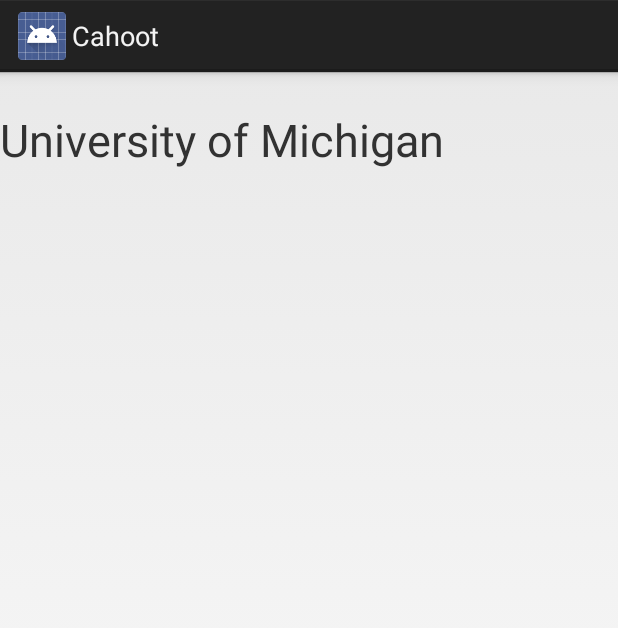
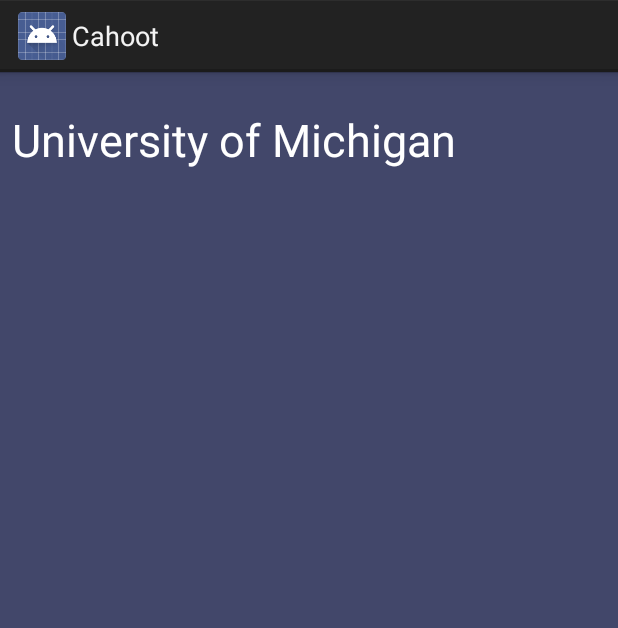
Before and after one commit to lrehmann/cahoot, an Android app: the layout activity_classlist.xml on its own in the app's theme, with its tools: preview values and no code run, on a phone screen of 412 x 824 dp. Shown: the top 628 px of the screen. Run offline under Robolectric (Android 15) with nearby library versions, the phone set to English and light mode, and no system bars.

Commit message:
failed attempt to change text color of list view

```diff
--- a/Cahoot-App/app/src/main/res/layout/activity_classlist.xml
+++ b/Cahoot-App/app/src/main/res/layout/activity_classlist.xml
@@ -5,7 +5,8 @@
     android:layout_height="match_parent"
     tools:context="com.example.lukerehmann.cahoot.classlist"
     tools:ignore="MergeRootFrame"
-    android:orientation="vertical">
+    android:orientation="vertical"
+    style="@style/defaultStyle">
 
 
     <TextView
@@ -23,12 +24,16 @@
         android:layout_width="wrap_content"
         android:textSize="30sp"
         android:onClick="SelectClass"
-        android:layout_height="150px" />
+        android:layout_height="100px"
+        android:paddingLeft="8dp"
+        android:textColor="#ffffff"/>
 
     <ListView
         android:layout_width="wrap_content"
         android:layout_height="wrap_content"
-        android:id="@+id/listView">
+        android:id="@+id/ClassListView"
+        android:cacheColorHint="#FFDAFF7F"
+        >
 
     </ListView>
     </LinearLayout>
--- a/Cahoot-App/app/src/main/res/values/styles.xml
+++ b/Cahoot-App/app/src/main/res/values/styles.xml
@@ -31,5 +31,11 @@
         <item name="android:layout_marginBottom">30dp</item>
     </style>
 
+    <style name="fontColor" parent="@android:style/TextAppearance.Medium">
+        <item name="android:textColor">@android:color/white</item>
+        <item name="android:divider">@android:color/white</item>
+    </style>
+
+
 
 </resources>
```
Also changed, not shown: Cahoot-App/app/src/main/java/com/example/lukerehmann/cahoot/classlist.java (+4 -8 lines).
